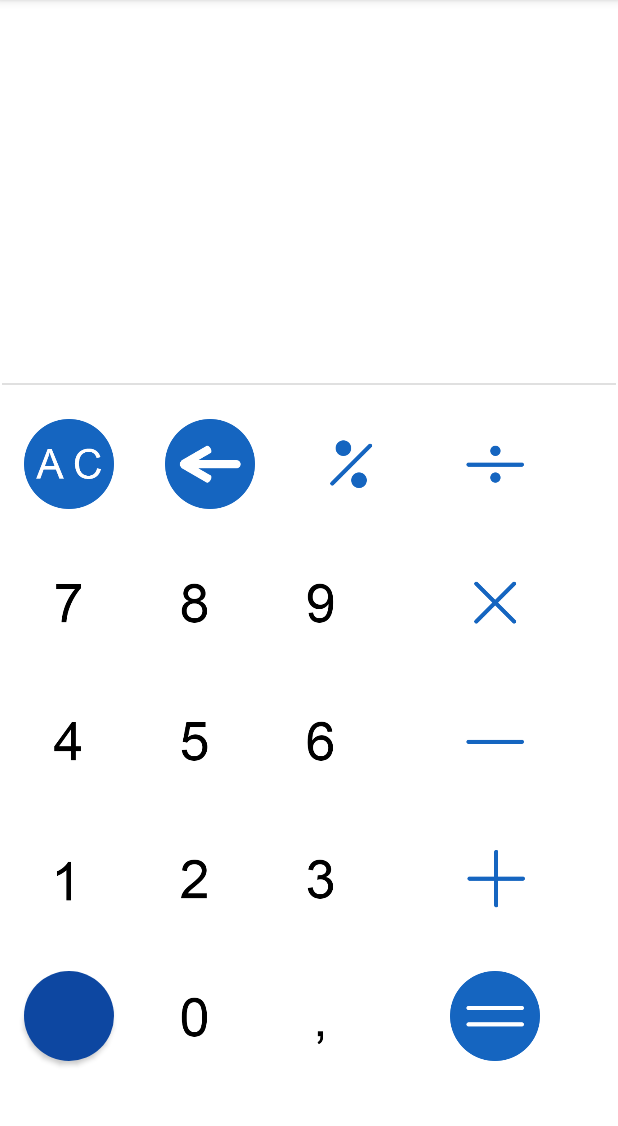
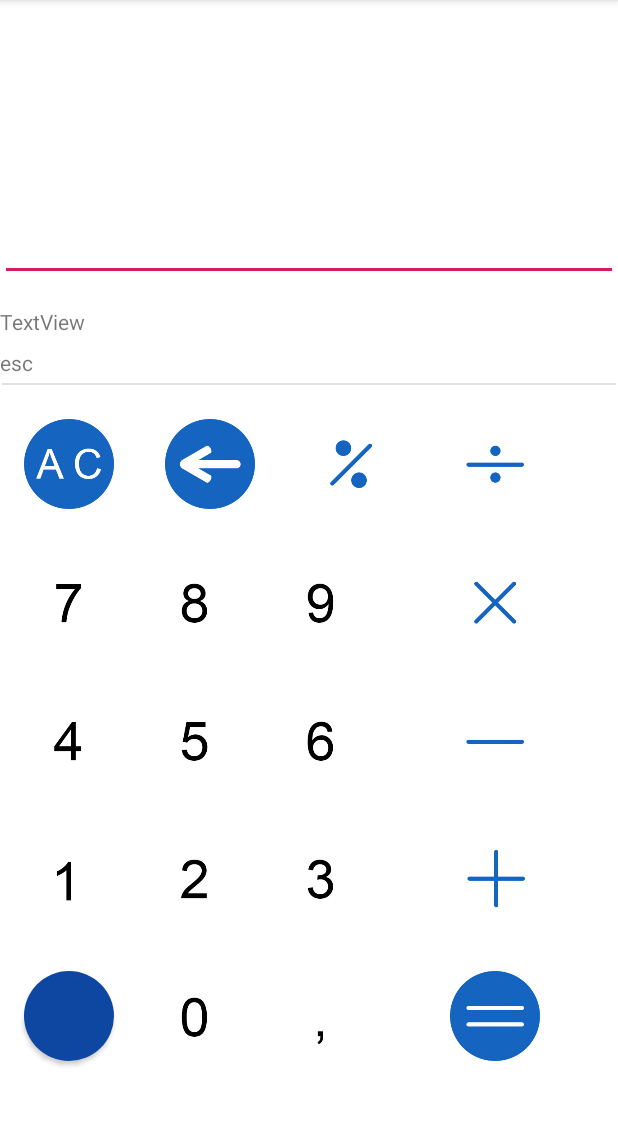
Before and after one commit to Vadym-M/Calculator, an Android app: the screen it shows after launch (MainActivity), after a tap on "ESC", on a phone screen of 412 x 824 dp, the part 84-1210 px from its top. Run offline under Robolectric (Android 15) with nearby library versions, the phone set to English and light mode, and no system bars; 1 other tap on this screen came first.

Commit message:
MainCalc

```diff
--- a/app/src/main/java/com/vinade_app/calculator/MainActivity.java
+++ b/app/src/main/java/com/vinade_app/calculator/MainActivity.java
@@ -9,38 +9,98 @@ import android.widget.EditText;
 import android.widget.TextView;
 
 public class MainActivity extends AppCompatActivity {
-    Button test;
+
     TextView operationField;
-    TextView resultField; // текстовое поле для вывода результата
-    EditText numberField;   // поле для ввода числа
-   // TextView operationField;    // текстовое поле для вывода знака операции
-    Double operand = null;  // операнд операции
-    String lastOperation = "="; // последняя операция
+    TextView resultField;
+    EditText numberField;
+    Double operand = null;
+    String lastOperation = "=";
     @Override
     protected void onCreate(Bundle savedInstanceState) {
     super.onCreate(savedInstanceState);
     setContentView(R.layout.activity_main);
+        resultField =(TextView) findViewById(R.id.resultField);
+        numberField = (EditText) findViewById(R.id.numberField);
+        operationField = (TextView) findViewById(R.id.operationField);
+    operationField = findViewById(R.id.operationField);
 
-    test = findViewById(R.id.btn9);
-    operationField = findViewById(R.id.operationField);
-    test.setOnClickListener(new View.OnClickListener() {
-        @Override
-        public void onClick(View v) {
-            //operationField.setText(test);
-        }
-    });
+
 }
-
+    @Override
+    protected void onSaveInstanceState(Bundle outState) {
+        outState.putString("OPERATION", lastOperation);
+        if(operand!=null)
+            outState.putDouble("OPERAND", operand);
+        super.onSaveInstanceState(outState);
+    }
+    @Override
+    protected void onRestoreInstanceState(Bundle savedInstanceState) {
+        super.onRestoreInstanceState(savedInstanceState);
+        lastOperation = savedInstanceState.getString("OPERATION");
+        operand= savedInstanceState.getDouble("OPERAND");
+        resultField.setText(operand.toString());
+        operationField.setText(lastOperation);
+    }
     public void onNumberClick(View view) {
-        Button button = (Button)view;
+        Button button = (Button) view;
         numberField.append(button.getText());
 
-        if(lastOperation.equals("=") && operand!=null){
+        if (lastOperation.equals("=") && operand != null) {
             operand = null;
         }
     }
 
     public void onOperationClick(View view) {
+        Button button = (Button)view;
+        String op = button.getText().toString();
+        String number = numberField.getText().toString();
+
+        if(number.length()>0){
+            number = number.replace(',', '.');
+            try{
+                performOperation(Double.valueOf(number), op);
+            }catch (NumberFormatException ex){
+                numberField.setText("");
+            }
+        }
+        lastOperation = op;
+        operationField.setText(lastOperation);
+    }
+    private void performOperation(Double number, String operation){
+
+
+        if(operand ==null){
+            operand = number;
+        }
+        else{
+            if(lastOperation.equals("=")){
+                lastOperation = operation;
+            }
+            switch(lastOperation){
+                case "=":
+                    operand =number;
+                    break;
+                case "/":
+                    if(number==0){
+                        operand =0.0;
+                    }
+                    else{
+                        operand /=number;
+                    }
+                    break;
+                case "*":
+                    operand *=number;
+                    break;
+                case "+":
+                    operand +=number;
+                    break;
+                case "-":
+                    operand -=number;
+                    break;
+            }
+        }
+        resultField.setText(operand.toString().replace('.', ','));
+        numberField.setText("");
     }
 
 
--- a/app/src/main/res/layout/activity_main.xml
+++ b/app/src/main/res/layout/activity_main.xml
@@ -6,6 +6,19 @@
     android:layout_height="match_parent"
     android:background="@android:color/white"
     tools:context=".MainActivity">
+
+    <EditText
+        android:id="@+id/numberField"
+        android:layout_width="match_parent"
+        android:layout_height="wrap_content"
+        android:ems="10"
+        android:inputType="textPersonName"
+        app:layout_constraintBottom_toTopOf="@+id/resultField"
+        app:layout_constraintEnd_toEndOf="parent"
+        app:layout_constraintHorizontal_bias="0.497"
+        app:layout_constraintStart_toStartOf="parent"
+        app:layout_constraintTop_toTopOf="parent"
+        app:layout_constraintVertical_bias="0.893" />
 
     <TextView
         android:id="@+id/operationField"
@@ -17,6 +30,18 @@
         app:layout_constraintHorizontal_bias="0.0"
         app:layout_constraintStart_toStartOf="parent"
         app:layout_constraintTop_toTopOf="parent" />
+
+    <TextView
+        android:id="@+id/resultField"
+        android:layout_width="match_parent"
+        android:layout_height="wrap_content"
+        android:text="TextView"
+        app:layout_constraintBottom_toTopOf="@+id/operationField"
+        app:layout_constraintEnd_toEndOf="parent"
+        app:layout_constraintHorizontal_bias="0.481"
+        app:layout_constraintStart_toStartOf="parent"
+        app:layout_constraintTop_toTopOf="parent"
+        app:layout_constraintVertical_bias="0.962" />
 
     <Button
         android:id="@+id/btnAC"
```
